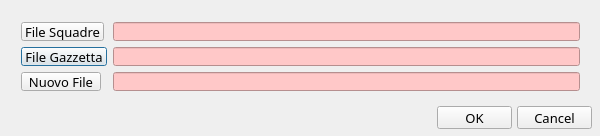
This is src/NoNetFileDialog.ui in wdastru/FantaCalcGui as Qt 5 draws it before an edit. The edited form follows.
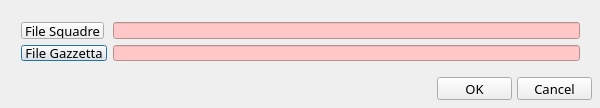
This is the edited form.

Commit message: modificato NoNetFileDialog.ui (tolto nuovo file)

```diff
--- a/src/NoNetFileDialog.ui
+++ b/src/NoNetFileDialog.ui
@@ -10,7 +10,7 @@
     <x>0</x>
     <y>0</y>
     <width>600</width>
-    <height>136</height>
+    <height>108</height>
    </rect>
   </property>
   <property name="sizePolicy">
@@ -40,7 +40,7 @@
      <x>10</x>
      <y>11</y>
      <width>581</width>
-     <height>91</height>
+     <height>61</height>
     </rect>
    </property>
    <layout class="QGridLayout" name="gridLayout">
@@ -73,19 +73,6 @@
       </property>
      </widget>
     </item>
-    <item row="2" column="0">
-     <widget class="QPushButton" name="noFileButton">
-      <property name="sizePolicy">
-       <sizepolicy hsizetype="Fixed" vsizetype="Fixed">
-        <horstretch>0</horstretch>
-        <verstretch>0</verstretch>
-       </sizepolicy>
-      </property>
-      <property name="text">
-       <string>Nuovo File</string>
-      </property>
-     </widget>
-    </item>
     <item row="0" column="1">
      <widget class="QLineEdit" name="fileSquadreLineEdit">
       <property name="styleSheet">
@@ -108,24 +95,13 @@
       </property>
      </widget>
     </item>
-    <item row="2" column="1">
-     <widget class="QLineEdit" name="newFileLineEdit">
-      <property name="styleSheet">
-       <string notr="true">border-color: rgb(255, 0, 0);
-background-color: rgb(255, 200, 200);</string>
-      </property>
-      <property name="readOnly">
-       <bool>true</bool>
-      </property>
-     </widget>
-    </item>
    </layout>
   </widget>
   <widget class="QPushButton" name="okButton">
    <property name="geometry">
     <rect>
      <x>437</x>
-     <y>106</y>
+     <y>77</y>
      <width>75</width>
      <height>23</height>
     </rect>
@@ -138,7 +114,7 @@
    <property name="geometry">
     <rect>
      <x>517</x>
-     <y>106</y>
+     <y>77</y>
      <width>75</width>
      <height>23</height>
     </rect>
```
Left out of the diff: 16 changed lines with no effect on the pictures. The commit also changes 2 other files.
